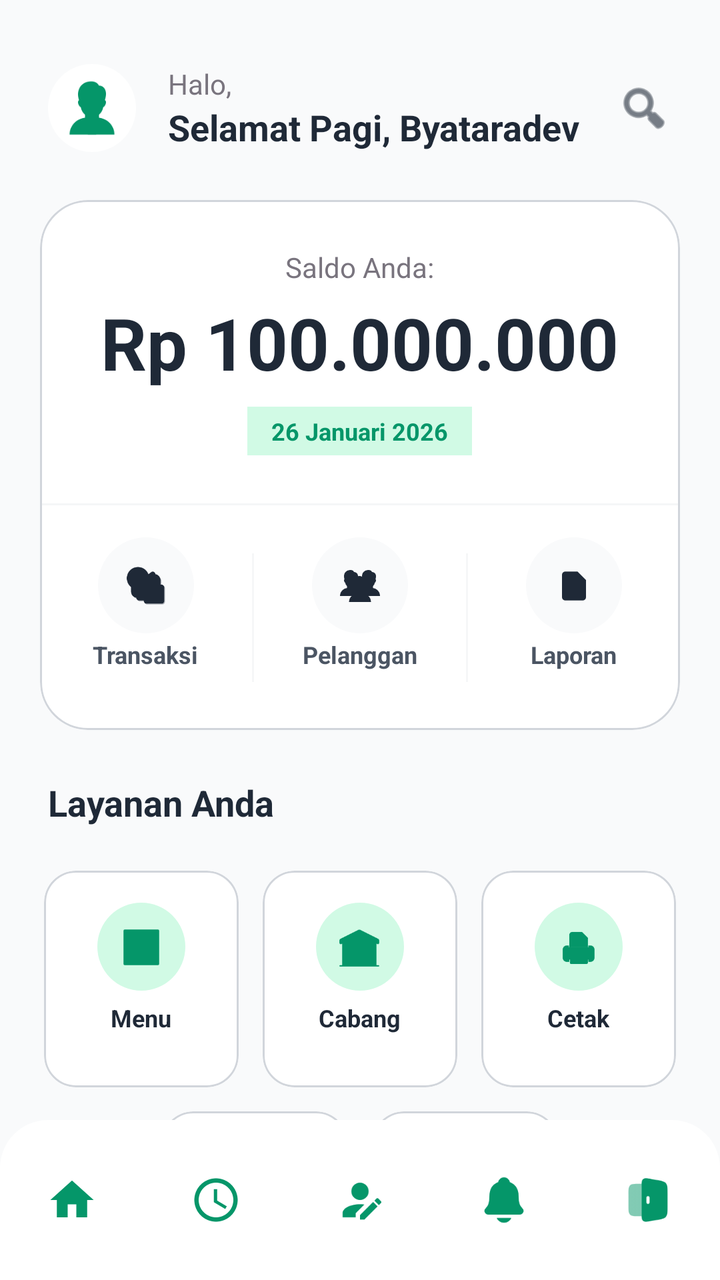
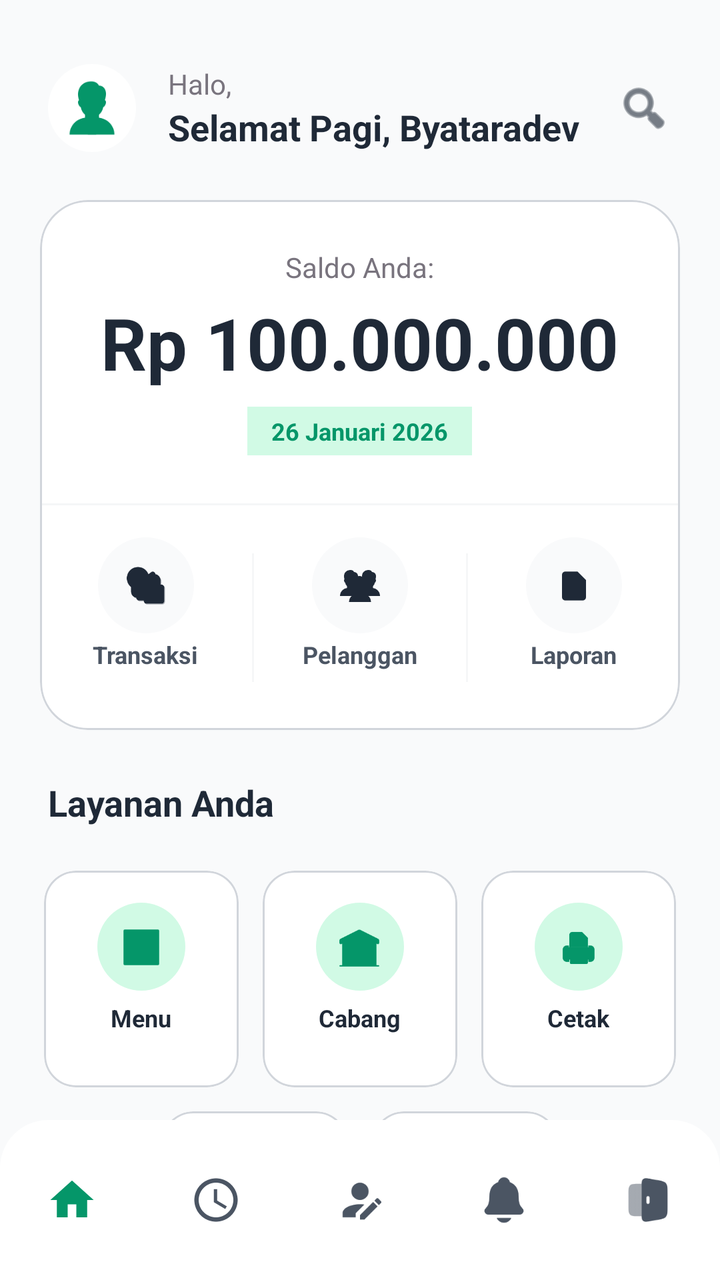

An Android layout rendered at two revisions. The XML below is the earlier revision; the diff shows what the commit changed to produce the second picture.
<!-- AndroidManifest.xml: application theme Theme.PenjualanDev -->
<!-- res/layout/activity_main.xml -->
<?xml version="1.0" encoding="utf-8"?>
<androidx.coordinatorlayout.widget.CoordinatorLayout
    xmlns:android="http://schemas.android.com/apk/res/android"
    xmlns:app="http://schemas.android.com/apk/res-auto"
    xmlns:tools="http://schemas.android.com/tools"
    android:layout_width="match_parent"
    android:layout_height="match_parent"
    android:background="?attr/colorSurface"
    android:id="@+id/main"
    tools:context=".MainActivity">

    <androidx.core.widget.NestedScrollView
        android:layout_width="match_parent"
        android:layout_height="match_parent"
        android:fillViewport="true"
        android:clipToPadding="false">

        <androidx.constraintlayout.widget.ConstraintLayout
            android:layout_width="match_parent"
            android:layout_height="match_parent"
            android:background="?attr/colorSurface"
            android:paddingBottom="100dp">

            
            <LinearLayout
                android:id="@+id/header_layout"
                android:layout_width="match_parent"
                android:layout_height="wrap_content"
                android:layout_marginTop="32dp"
                android:layout_marginHorizontal="24dp"
                android:orientation="horizontal"
                android:gravity="center_vertical"
                app:layout_constraintTop_toTopOf="parent"
                app:layout_constraintStart_toStartOf="parent">
                
                
                <ImageView
                    android:layout_width="44dp"
                    android:layout_height="44dp"
                    android:background="@drawable/circle_shape"
                    android:backgroundTint="?attr/colorSurfaceContainerHigh"
                    android:padding="8dp"
                    android:src="@drawable/pegawai"
                    app:tint="?attr/colorPrimary" />

                <LinearLayout
                    android:layout_width="0dp"
                    android:layout_height="wrap_content"
                    android:layout_weight="1"
                    android:layout_marginStart="16dp"
                    android:orientation="vertical">
                    <TextView
                        android:layout_width="wrap_content"
                        android:layout_height="wrap_content"
                        android:text="Halo,"
                        android:textColor="?attr/colorOutline"
                        android:textSize="14sp" />
                    <TextView
                        android:id="@+id/tvGreeting"
                        android:layout_width="wrap_content"
                        android:layout_height="wrap_content"
                        android:text="@string/sapauser"
                        android:textColor="?attr/colorOnSurface"
                        android:textSize="18sp"
                        android:textStyle="bold" />
                </LinearLayout>

                <ImageView
                    android:layout_width="28dp"
                    android:layout_height="28dp"
                    android:src="@android:drawable/ic_menu_search"
                    app:tint="?attr/colorOnSurface" />
            </LinearLayout>

            
            <com.google.android.material.card.MaterialCardView
                android:id="@+id/cardView"
                android:layout_width="match_parent"
                android:layout_height="wrap_content"
                android:layout_marginTop="24dp"
                android:layout_marginHorizontal="20dp"
                app:cardBackgroundColor="?attr/colorSurfaceContainerHigh"
                app:cardElevation="0dp"
                app:strokeWidth="1dp"
                app:strokeColor="@color/colorOutlineStroke"
                app:cardCornerRadius="24dp"
                app:layout_constraintTop_toBottomOf="@+id/header_layout">

                <LinearLayout
                    android:layout_width="match_parent"
                    android:layout_height="wrap_content"
                    android:orientation="vertical"
                    android:paddingTop="24dp">

                    
                    <LinearLayout
                        android:layout_width="match_parent"
                        android:layout_height="wrap_content"
                        android:orientation="vertical"
                        android:gravity="center_horizontal"
                        android:paddingHorizontal="24dp">

                        <TextView
                            android:id="@+id/labelSaldo"
                            android:layout_width="wrap_content"
                            android:layout_height="wrap_content"
                            android:text="@string/saldoanda"
                            android:textColor="?attr/colorOutline"
                            android:textSize="14sp" />

                        <TextView
                            android:id="@+id/tvNominal"
                            android:layout_width="wrap_content"
                            android:layout_height="wrap_content"
                            android:layout_marginTop="4dp"
                            android:text="Rp 100.000.000"
                            android:textColor="?attr/colorOnSurface"
                            android:textSize="36sp"
                            android:textStyle="bold" />

                        <TextView
                            android:layout_width="wrap_content"
                            android:layout_height="wrap_content"
                            android:layout_marginTop="8dp"
                            android:text="@string/tanggalberanda"
                            android:textColor="?attr/colorPrimary"
                            android:background="?attr/colorSecondary"
                            android:paddingHorizontal="12dp"
                            android:paddingVertical="4dp"
                            android:textSize="12sp"
                            android:textStyle="bold" />
                    </LinearLayout>

                    
                    <View
                        android:layout_width="match_parent"
                        android:layout_height="1dp"
                        android:layout_marginTop="24dp"
                        android:background="@color/colorOutlineStroke"
                        android:alpha="0.2" />

                    
                    <LinearLayout
                        android:id="@+id/cardseccond"
                        android:layout_width="match_parent"
                        android:layout_height="wrap_content"
                        android:orientation="horizontal"
                        android:paddingVertical="16dp"
                        android:weightSum="3">
                        
                        
                        <LinearLayout
                            android:layout_width="0dp"
                            android:layout_height="wrap_content"
                            android:layout_weight="1"
                            android:gravity="center"
                            android:orientation="vertical">
                            <View
                                android:layout_width="48dp"
                                android:layout_height="48dp"
                                android:background="@drawable/circle_shape"
                                android:backgroundTint="?attr/colorSurface" />
                            <ImageView
                                android:layout_width="20dp"
                                android:layout_height="20dp"
                                android:layout_marginTop="-34dp"
                                android:src="@drawable/transaksii"
                                app:tint="?attr/colorOnSurface"/>
                            <TextView
                                android:layout_width="wrap_content"
                                android:layout_height="wrap_content"
                                android:layout_marginTop="16dp"
                                android:text="@string/transaksi"
                                android:textColor="?attr/colorOnSurfaceVariant"
                                android:textSize="12sp"
                                android:textStyle="bold" />
                        </LinearLayout>

                        <View
                            android:layout_width="1dp"
                            android:layout_height="match_parent"
                            android:layout_marginVertical="8dp"
                            android:background="@color/colorOutlineStroke"
                            android:alpha="0.2"/>

                        
                        <LinearLayout
                            android:layout_width="0dp"
                            android:layout_height="wrap_content"
                            android:layout_weight="1"
                            android:gravity="center"
                            android:orientation="vertical">
                            <View
                                android:layout_width="48dp"
                                android:layout_height="48dp"
                                android:background="@drawable/circle_shape"
                                android:backgroundTint="?attr/colorSurface" />
                            <ImageView
                                android:layout_width="20dp"
                                android:layout_height="20dp"
                                android:layout_marginTop="-34dp"
                                android:src="@drawable/pelanggan"
                                app:tint="?attr/colorOnSurface"/>
                            <TextView
                                android:layout_width="wrap_content"
                                android:layout_height="wrap_content"
                                android:layout_marginTop="16dp"
                                android:text="@string/pelanggan"
                                android:textColor="?attr/colorOnSurfaceVariant"
                                android:textSize="12sp"
                                android:textStyle="bold" />
                        </LinearLayout>

                        <View
                            android:layout_width="1dp"
                            android:layout_height="match_parent"
                            android:layout_marginVertical="8dp"
                            android:background="@color/colorOutlineStroke"
                            android:alpha="0.2"/>

                        
                        <LinearLayout
                            android:layout_width="0dp"
                            android:layout_height="wrap_content"
                            android:layout_weight="1"
                            android:gravity="center"
                            android:orientation="vertical">
                            <View
                                android:layout_width="48dp"
                                android:layout_height="48dp"
                                android:background="@drawable/circle_shape"
                                android:backgroundTint="?attr/colorSurface" />
                            <ImageView
                                android:layout_width="20dp"
                                android:layout_height="20dp"
                                android:layout_marginTop="-34dp"
                                android:src="@drawable/laporann"
                                app:tint="?attr/colorOnSurface"/>
                            <TextView
                                android:layout_width="wrap_content"
                                android:layout_height="wrap_content"
                                android:layout_marginTop="16dp"
                                android:text="@string/laporan"
                                android:textColor="?attr/colorOnSurfaceVariant"
                                android:textSize="12sp"
                                android:textStyle="bold" />
                        </LinearLayout>
                    </LinearLayout>
                </LinearLayout>
            </com.google.android.material.card.MaterialCardView>

            <TextView
                android:id="@+id/program"
                android:layout_width="match_parent"
                android:layout_height="wrap_content"
                android:text="Layanan Anda"
                android:layout_marginTop="24dp"
                android:layout_marginStart="24dp"
                android:textColor="?attr/colorOnSurface"
                android:textSize="18sp"
                android:textStyle="bold"
                app:layout_constraintTop_toBottomOf="@id/cardView"/>

            
            <LinearLayout
                android:id="@+id/row1"
                android:layout_width="match_parent"
                android:layout_height="wrap_content"
                android:layout_marginTop="16dp"
                android:layout_marginHorizontal="16dp"
                android:orientation="horizontal"
                android:weightSum="3"
                app:layout_constraintTop_toBottomOf="@id/program">

                
                <com.google.android.material.card.MaterialCardView
                    android:id="@+id/cardmenu"
                    android:layout_width="0dp"
                    android:layout_height="wrap_content"
                    android:layout_weight="1"
                    android:layout_margin="6dp"
                    app:cardCornerRadius="16dp"
                    app:cardElevation="0dp"
                    app:strokeWidth="1dp"
                    app:strokeColor="@color/colorOutlineStroke"
                    app:cardBackgroundColor="?attr/colorSurfaceContainerHigh"
                    android:clickable="true"
                    android:focusable="true"
                    android:foreground="?android:attr/selectableItemBackground">
                    <LinearLayout
                        android:layout_width="match_parent"
                        android:layout_height="wrap_content"
                        android:paddingVertical="16dp"
                        android:gravity="center"
                        android:orientation="vertical">
                        <View
                            android:layout_width="44dp"
                            android:layout_height="44dp"
                            android:background="@drawable/circle_shape"
                            android:backgroundTint="?attr/colorSecondary"/>
                        <ImageView
                            android:layout_width="22dp"
                            android:layout_height="22dp"
                            android:layout_marginTop="-33dp"
                            android:src="@drawable/menu"
                            app:tint="?attr/colorPrimary"/>
                        <TextView
                            android:layout_width="wrap_content"
                            android:layout_height="wrap_content"
                            android:layout_marginTop="16dp"
                            android:text="@string/menu"
                            android:textColor="?attr/colorOnSurface"
                            android:textSize="12sp"
                            android:textStyle="bold" />
                    </LinearLayout>
                </com.google.android.material.card.MaterialCardView>

                
                <com.google.android.material.card.MaterialCardView
                    android:id="@+id/cardcabang"
                    android:layout_width="0dp"
                    android:layout_height="wrap_content"
                    android:layout_weight="1"
                    android:layout_margin="6dp"
                    app:cardCornerRadius="16dp"
                    app:cardElevation="0dp"
                    app:strokeWidth="1dp"
                    app:strokeColor="@color/colorOutlineStroke"
                    app:cardBackgroundColor="?attr/colorSurfaceContainerHigh"
                    android:clickable="true"
                    android:focusable="true"
                    android:foreground="?android:attr/selectableItemBackground">
                    <LinearLayout
                        android:layout_width="match_parent"
                        android:layout_height="wrap_content"
                        android:paddingVertical="16dp"
                        android:gravity="center"
                        android:orientation="vertical">
                        <View
                            android:layout_width="44dp"
                            android:layout_height="44dp"
                            android:background="@drawable/circle_shape"
                            android:backgroundTint="?attr/colorSecondary"/>
                        <ImageView
                            android:layout_width="22dp"
                            android:layout_height="22dp"
                            android:layout_marginTop="-33dp"
                            android:src="@drawable/cabang"
                            app:tint="?attr/colorPrimary"/>
                        <TextView
                            android:layout_width="wrap_content"
                            android:layout_height="wrap_content"
                            android:layout_marginTop="16dp"
                            android:text="@string/cabang"
                            android:textColor="?attr/colorOnSurface"
                            android:textSize="12sp"
                            android:textStyle="bold" />
                    </LinearLayout>
                </com.google.android.material.card.MaterialCardView>

                
                <com.google.android.material.card.MaterialCardView
                    android:id="@+id/cardprinter"
                    android:layout_width="0dp"
                    android:layout_height="wrap_content"
                    android:layout_weight="1"
                    android:layout_margin="6dp"
                    app:cardCornerRadius="16dp"
                    app:cardElevation="0dp"
                    app:strokeWidth="1dp"
                    app:strokeColor="@color/colorOutlineStroke"
                    app:cardBackgroundColor="?attr/colorSurfaceContainerHigh"
                    android:clickable="true"
                    android:focusable="true"
                    android:foreground="?android:attr/selectableItemBackground">
                    <LinearLayout
                        android:layout_width="match_parent"
                        android:layout_height="wrap_content"
                        android:paddingVertical="16dp"
                        android:gravity="center"
                        android:orientation="vertical">
                        <View
                            android:layout_width="44dp"
                            android:layout_height="44dp"
                            android:background="@drawable/circle_shape"
                            android:backgroundTint="?attr/colorSecondary"/>
                        <ImageView
                            android:layout_width="22dp"
                            android:layout_height="22dp"
                            android:layout_marginTop="-33dp"
                            android:src="@drawable/printer"
                            app:tint="?attr/colorPrimary"/>
                        <TextView
                            android:layout_width="wrap_content"
                            android:layout_height="wrap_content"
                            android:layout_marginTop="16dp"
                            android:text="@string/printer"
                            android:textColor="?attr/colorOnSurface"
                            android:textSize="12sp"
                            android:textStyle="bold" />
                    </LinearLayout>
                </com.google.android.material.card.MaterialCardView>
            </LinearLayout>

            <LinearLayout
                android:id="@+id/row2"
                android:layout_width="match_parent"
                android:layout_height="wrap_content"
                android:layout_marginHorizontal="16dp"
                android:orientation="horizontal"
                android:weightSum="3"
                app:layout_constraintTop_toBottomOf="@id/row1">

                
                <View
                    android:layout_width="0dp"
                    android:layout_height="wrap_content"
                    android:layout_weight="0.5"
                    android:layout_margin="6dp" />

                
                <com.google.android.material.card.MaterialCardView
                    android:id="@+id/cardpegawai"
                    android:layout_width="0dp"
                    android:layout_height="wrap_content"
                    android:layout_weight="1"
                    android:layout_margin="6dp"
                    app:cardCornerRadius="16dp"
                    app:cardElevation="0dp"
                    app:strokeWidth="1dp"
                    app:strokeColor="@color/colorOutlineStroke"
                    app:cardBackgroundColor="?attr/colorSurfaceContainerHigh"
                    android:clickable="true"
                    android:focusable="true"
                    android:foreground="?android:attr/selectableItemBackground">
                    <LinearLayout
                        android:layout_width="match_parent"
                        android:layout_height="wrap_content"
                        android:paddingVertical="16dp"
                        android:gravity="center"
                        android:orientation="vertical">
                        <View
                            android:layout_width="44dp"
                            android:layout_height="44dp"
                            android:background="@drawable/circle_shape"
                            android:backgroundTint="?attr/colorSecondary"/>
                        <ImageView
                            android:layout_width="22dp"
                            android:layout_height="22dp"
                            android:layout_marginTop="-33dp"
                            android:src="@drawable/pegawai"
                            app:tint="?attr/colorPrimary"/>
                        <TextView
                            android:layout_width="wrap_content"
                            android:layout_height="wrap_content"
                            android:layout_marginTop="16dp"
                            android:text="@string/pegawai"
                            android:textColor="?attr/colorOnSurface"
                            android:textSize="12sp"
                            android:textStyle="bold" />
                    </LinearLayout>
                </com.google.android.material.card.MaterialCardView>

                
                <com.google.android.material.card.MaterialCardView
                    android:id="@+id/cardkategori"
                    android:layout_width="0dp"
                    android:layout_height="wrap_content"
                    android:layout_weight="1"
                    android:layout_margin="6dp"
                    app:cardCornerRadius="16dp"
                    app:cardElevation="0dp"
                    app:strokeWidth="1dp"
                    app:strokeColor="@color/colorOutlineStroke"
                    app:cardBackgroundColor="?attr/colorSurfaceContainerHigh"
                    android:clickable="true"
                    android:focusable="true"
                    android:foreground="?android:attr/selectableItemBackground">
                    <LinearLayout
                        android:layout_width="match_parent"
                        android:layout_height="wrap_content"
                        android:paddingVertical="16dp"
                        android:gravity="center"
                        android:orientation="vertical">
                        <View
                            android:layout_width="44dp"
                            android:layout_height="44dp"
                            android:background="@drawable/circle_shape"
                            android:backgroundTint="?attr/colorSecondary"/>
                        <ImageView
                            android:layout_width="22dp"
                            android:layout_height="22dp"
                            android:layout_marginTop="-33dp"
                            android:src="@drawable/label"
                            app:tint="?attr/colorPrimary"/>
                        <TextView
                            android:layout_width="wrap_content"
                            android:layout_height="wrap_content"
                            android:layout_marginTop="16dp"
                            android:text="@string/kategori"
                            android:textColor="?attr/colorOnSurface"
                            android:textSize="12sp"
                            android:textStyle="bold" />
                    </LinearLayout>
                </com.google.android.material.card.MaterialCardView>
                
                
                <View
                    android:layout_width="0dp"
                    android:layout_height="wrap_content"
                    android:layout_weight="0.5"
                    android:layout_margin="6dp" />
            </LinearLayout>
            
        </androidx.constraintlayout.widget.ConstraintLayout>
    </androidx.core.widget.NestedScrollView>

    <com.google.android.material.bottomnavigation.BottomNavigationView
        android:id="@+id/bottom_navigation"
        android:layout_width="match_parent"
        android:layout_height="wrap_content"
        android:layout_gravity="bottom"
        android:background="?attr/colorSurfaceContainerHigh"
        style="@style/App.BottomNavigationView"
        app:itemIconTint="@color/bottom_nav_item_tint"
        app:itemIconSize="26dp"
        app:labelVisibilityMode="unlabeled"
        app:elevation="16dp"
        app:menu="@menu/bottom_nav_menu" />

</androidx.coordinatorlayout.widget.CoordinatorLayout>
<!-- resources referenced by this layout -->
<resources>
  <color name="bottom_nav_item_tint">#059669</color>
  <color name="colorOutlineStroke">#D1D5DB</color>
  <!-- drawable cabang: png bitmap (drawable, 2104 bytes) -->
  <!-- drawable circle_shape (drawable) -->
  <?xml version="1.0" encoding="utf-8"?>
  <shape xmlns:android="http://schemas.android.com/apk/res/android"
      android:shape="oval">
      <solid android:color="@color/white" />
  </shape>
  <!-- drawable label: png bitmap (drawable, 3169 bytes) -->
  <!-- drawable laporann: png bitmap (drawable, 1049 bytes) -->
  <!-- drawable menu: png bitmap (drawable, 1911 bytes) -->
  <!-- drawable pegawai: png bitmap (drawable, 4285 bytes) -->
  <!-- drawable pelanggan: png bitmap (drawable, 5234 bytes) -->
  <!-- drawable printer: png bitmap (drawable, 1992 bytes) -->
  <!-- drawable transaksii: png bitmap (drawable, 3969 bytes) -->
  <string name="cabang">Cabang</string>
  <string name="kategori">Kategori</string>
  <string name="laporan">Laporan</string>
  <string name="menu">Menu</string>
  <string name="pegawai">Pegawai</string>
  <string name="pelanggan">Pelanggan</string>
  <string name="printer">Cetak</string>
  <string name="saldoanda">Saldo Anda: </string>
  <string name="sapauser">Selamat Pagi, Byataradev</string>
  <string name="tanggalberanda">26 Januari 2026</string>
  <string name="transaksi">Transaksi</string>
  <style name="App.BottomNavigationView" parent="Widget.Material3.BottomNavigationView">
          <item name="shapeAppearanceOverlay">@style/App.ShapeAppearance.BottomNavigationView</item>
          <item name="backgroundTint">@color/white</item>
      </style>
  <style name="Theme.PenjualanDev" parent="Base.Theme.PenjualanDev" />
  <color name="white">#FFFFFFFF</color>
  <style name="App.ShapeAppearance.BottomNavigationView" parent="">
          <item name="cornerFamily">rounded</item>
          <item name="cornerSizeTopRight">24dp</item>
          <item name="cornerSizeTopLeft">24dp</item>
          <item name="cornerSizeBottomRight">0dp</item>
          <item name="cornerSizeBottomLeft">0dp</item>
      </style>
  <style name="Base.Theme.PenjualanDev" parent="Theme.Material3.Light.NoActionBar">
          
          <item name="colorPrimary">@color/colorPrimary</item>
          <item name="colorOnPrimary">@color/colorOnPrimary</item>
          
          <item name="colorSecondary">@color/colorSecondary</item>
          <item name="colorOnSecondary">@color/colorOnSecondary</item>
          
          <item name="android:statusBarColor">@color/colorPrimary</item>
          
          <item name="colorSurface">@color/colorScreenBackground</item>
          <item name="colorOnSurface">@color/colorPrimaryText</item>
          <item name="colorSurfaceContainer">@color/colorCardBackground</item>
          <item name="colorSurfaceContainerHigh">@color/white</item>
          <item name="colorOnSurfaceVariant">@color/colorSecondaryText</item>
          <item name="colorError">@color/red</item>
          
          <item name="materialButtonStyle">@style/Widget.App.Button</item>
      </style>
  <color name="colorPrimary">#059669</color>
  <color name="colorOnPrimary">#FFFFFF</color>
  <color name="colorSecondary">#D1FAE5</color>
  <color name="colorOnSecondary">#064E3B</color>
  <color name="colorScreenBackground">#F9FAFB</color>
  <color name="colorPrimaryText">#1F2937</color>
  <color name="colorCardBackground">#FFFFFF</color>
  <color name="colorSecondaryText">#4B5563</color>
  <color name="red">#EF4444</color>
  <style name="Widget.App.Button" parent="Widget.Material3.Button">
          <item name="cornerRadius">12dp</item>
          <item name="android:minHeight">48dp</item>
          <item name="backgroundTint">@color/colorPrimary</item>
          <item name="android:textColor">@color/white</item>
          <item name="android:insetTop">0dp</item>
          <item name="android:insetBottom">0dp</item>
      </style>
</resources>

<!-- the commit's change to res/layout/activity_main.xml (unified diff, before → after) -->
@@ -522,7 +522,8 @@
         android:layout_gravity="bottom"
         android:background="?attr/colorSurfaceContainerHigh"
         style="@style/App.BottomNavigationView"
-        app:itemIconTint="@color/bottom_nav_item_tint"
+        app:itemIconTint="@color/nav_item_color_state"
+        app:itemActiveIndicatorStyle="@style/App.BottomNavigation.Indicator"
         app:itemIconSize="26dp"
         app:labelVisibilityMode="unlabeled"
         app:elevation="16dp"
<!-- resource entries referenced after the edit -->
@@ -1,6 +1,5 @@
 <!-- resources referenced by this layout -->
 <resources>
-  <color name="bottom_nav_item_tint">#059669</color>
   <color name="colorOutlineStroke">#D1D5DB</color>
   <!-- drawable cabang: png bitmap (drawable, 2104 bytes) -->
   <!-- drawable circle_shape (drawable) -->
@@ -27,6 +26,9 @@
   <string name="sapauser">Selamat Pagi, Byataradev</string>
   <string name="tanggalberanda">26 Januari 2026</string>
   <string name="transaksi">Transaksi</string>
+  <style name="App.BottomNavigation.Indicator" parent="Widget.Material3.BottomNavigationView.ActiveIndicator">
+          <item name="android:color">@android:color/transparent</item>
+      </style>
   <style name="App.BottomNavigationView" parent="Widget.Material3.BottomNavigationView">
           <item name="shapeAppearanceOverlay">@style/App.ShapeAppearance.BottomNavigationView</item>
           <item name="backgroundTint">@color/white</item>
